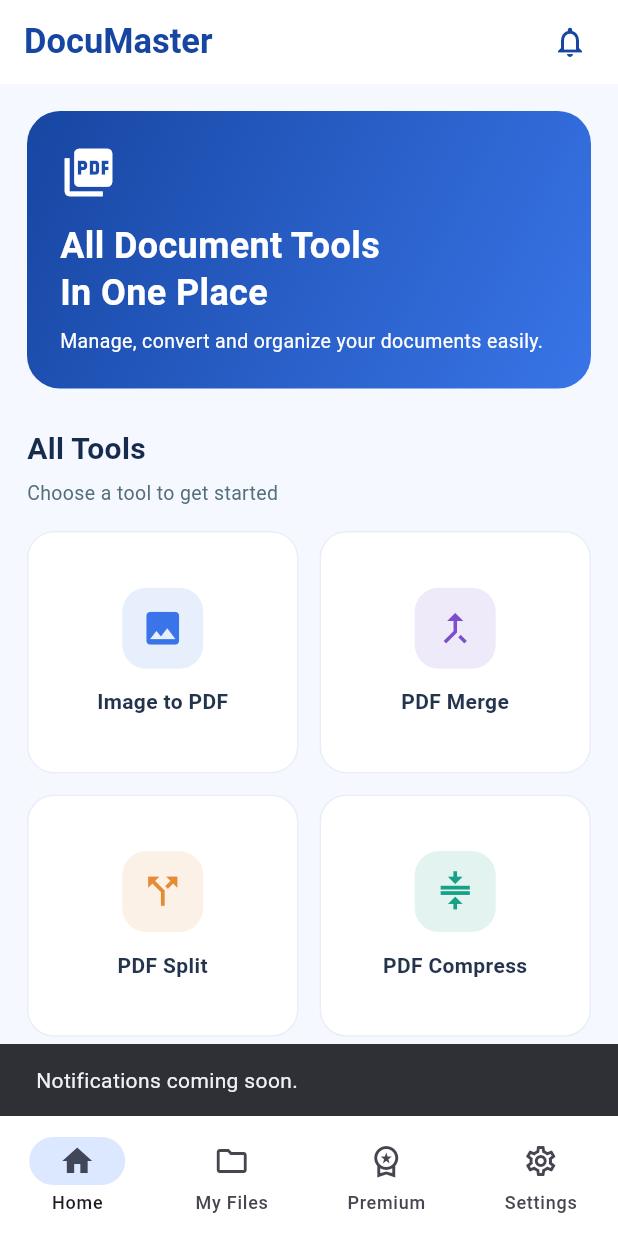
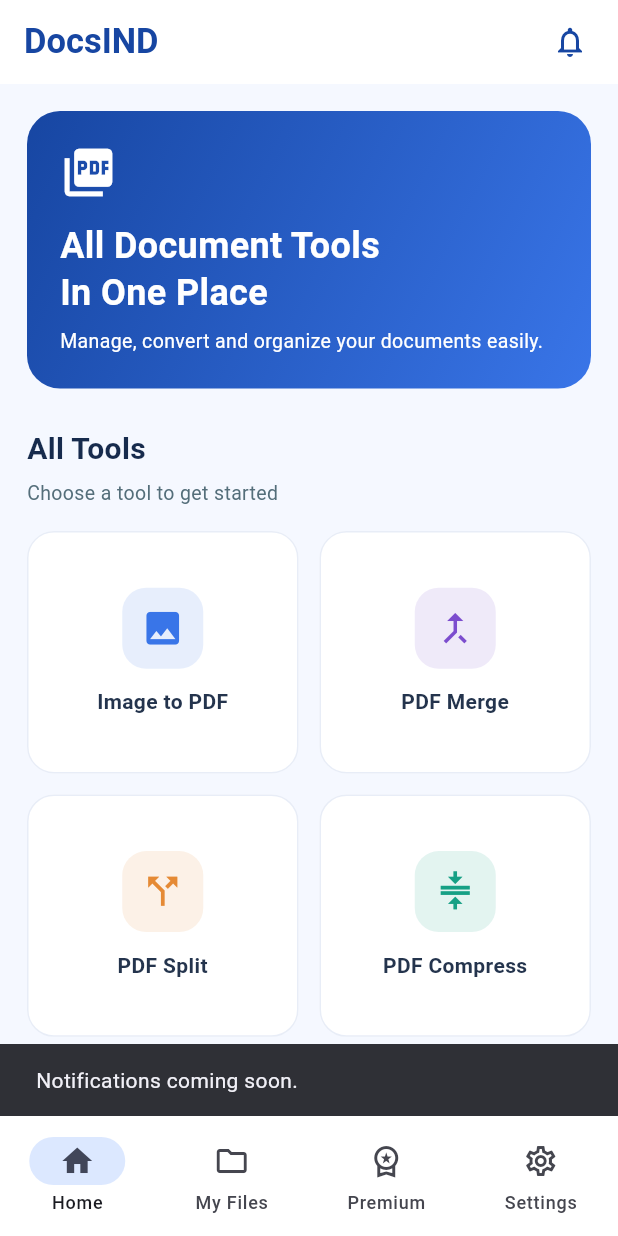
Before and after one commit to marandianil31-spec/Docsind, a Flutter app: the screen it shows after launch, after a tap on the "notifications none" icon, on a phone screen of 412 x 824 dp. Run offline on Flutter 3.47's test engine with Material 3 defaults, Android fonts, the phone set to English and light mode, and no system bars; our stand-ins replace cross_file, file_picker, flutter_image_compress, image_cropper, image_picker, pdf and 2 more; missing offline and left inert: file_saver, syncfusion_flutter_pdf.

Commit message:
Rename app from DocuMaster to DocsIND

```diff
--- a/lib/main.dart
+++ b/lib/main.dart
@@ -1,3 +1,4 @@
+
 import 'package:flutter/material.dart';
 
 import 'screens/image_to_pdf_screen.dart';
@@ -9,19 +10,20 @@ import 'screens/image_converter_screen.dart';
 import 'screens/document_scanner_screen.dart';
 import 'screens/signature_maker_screen.dart';
 import 'screens/passport_photo_screen.dart';
+import 'screens/my_files_screen.dart';
 
 void main() {
   WidgetsFlutterBinding.ensureInitialized();
-  runApp(const DocuMasterApp());
+  runApp(const DocsINDApp());
 }
 
-class DocuMasterApp extends StatelessWidget {
-  const DocuMasterApp({super.key});
+class DocsINDApp extends StatelessWidget {
+  const DocsINDApp({super.key});
 
   @override
   Widget build(BuildContext context) {
     return MaterialApp(
-      title: 'DocuMaster',
+      title: 'DocsIND',
       debugShowCheckedModeBanner: false,
       theme: ThemeData(
         useMaterial3: true,
@@ -215,7 +217,7 @@ class HomeScreen extends StatelessWidget {
     return Scaffold(
       appBar: AppBar(
         title: const Text(
-          'DocuMaster',
+          'DocsIND',
           style: TextStyle(
             fontSize: 23,
             fontWeight: FontWeight.bold,
@@ -443,51 +445,6 @@ class ToolCard extends StatelessWidget {
   }
 }
 
-class MyFilesScreen extends StatelessWidget {
-  const MyFilesScreen({super.key});
-
-  @override
-  Widget build(BuildContext context) {
-    return Scaffold(
-      appBar: AppBar(
-        title: const Text(
-          'My Files',
-          style: TextStyle(fontWeight: FontWeight.bold),
-        ),
-      ),
-      body: const Center(
-        child: Padding(
-          padding: EdgeInsets.all(25),
-          child: Column(
-            mainAxisAlignment: MainAxisAlignment.center,
-            children: [
-              Icon(
-                Icons.folder_open,
-                size: 75,
-                color: Color(0xFF3975E8),
-              ),
-              SizedBox(height: 16),
-              Text(
-                'My Files',
-                style: TextStyle(
-                  fontSize: 21,
-                  fontWeight: FontWeight.bold,
-                ),
-              ),
-              SizedBox(height: 8),
-              Text(
-                'Your saved documents will appear here. File library feature is coming next.',
-                textAlign: TextAlign.center,
-                style: TextStyle(color: Colors.blueGrey),
-              ),
-            ],
-          ),
-        ),
-      ),
-    );
-  }
-}
-
 class PremiumScreen extends StatelessWidget {
   const PremiumScreen({super.key});
 
@@ -513,7 +470,7 @@ class PremiumScreen extends StatelessWidget {
               ),
               const SizedBox(height: 18),
               const Text(
-                'DocuMaster Premium',
+                'DocsIND Premium',
                 style: TextStyle(
                   fontSize: 22,
                   fontWeight: FontWeight.bold,
@@ -555,7 +512,7 @@ class SettingsScreen extends StatelessWidget {
               Icons.info_outline,
               color: Color(0xFF2457C5),
             ),
-            title: Text('About DocuMaster'),
+            title: Text('About DocsIND'),
             subtitle: Text('Version 1.0.0'),
           ),
           const Divider(),
```
